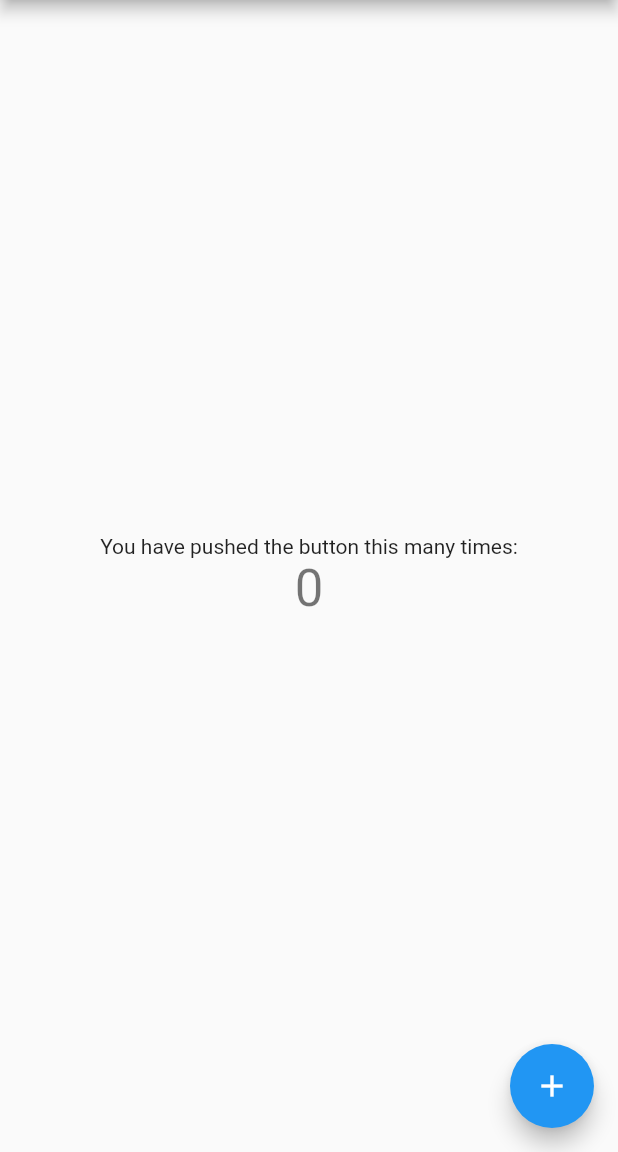
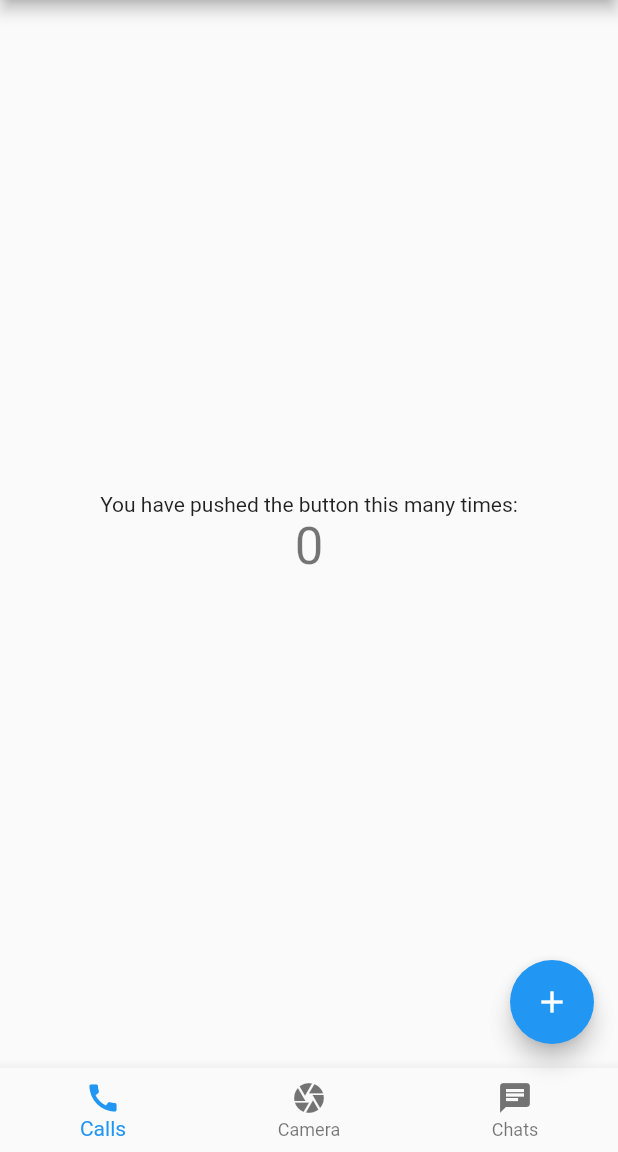
Before and after one commit to andrzej81/flutter, a Flutter app: the screen it shows after launch, on a phone screen of 412 x 824 dp, the part 84-1236 px from its top. Run offline on Flutter 3.47's test engine with Material 2 defaults, Android fonts, the phone set to English and light mode, and no system bars.

```diff
--- a/lib/main.dart
+++ b/lib/main.dart
@@ -140,6 +140,28 @@ class _MyHomePageState extends State<MyHomePage> {
           ],
         ),
       ),
+      bottomNavigationBar: BottomNavigationBar(
+        items: const <BottomNavigationBarItem>[
+          BottomNavigationBarItem(
+            icon: Icon(Icons.call),
+            label: 'Calls',
+          ),
+          BottomNavigationBarItem(
+            icon: Icon(Icons.camera),
+            label: 'Camera',
+          ),
+          BottomNavigationBarItem(
+            icon: Icon(Icons.chat),
+            label: 'Chats',
+          ),
+          // BottomNavigationBarItem(
+          //   icon: Icon(Icons.chat),
+          //   label: 'Chats',
+          // ),
+        ],
+        currentIndex: 0,
+        //onTap: _onItemTapped,
+      ),
       floatingActionButton: FloatingActionButton(
         onPressed: _incrementCounter,
         tooltip: 'Increment',
```
